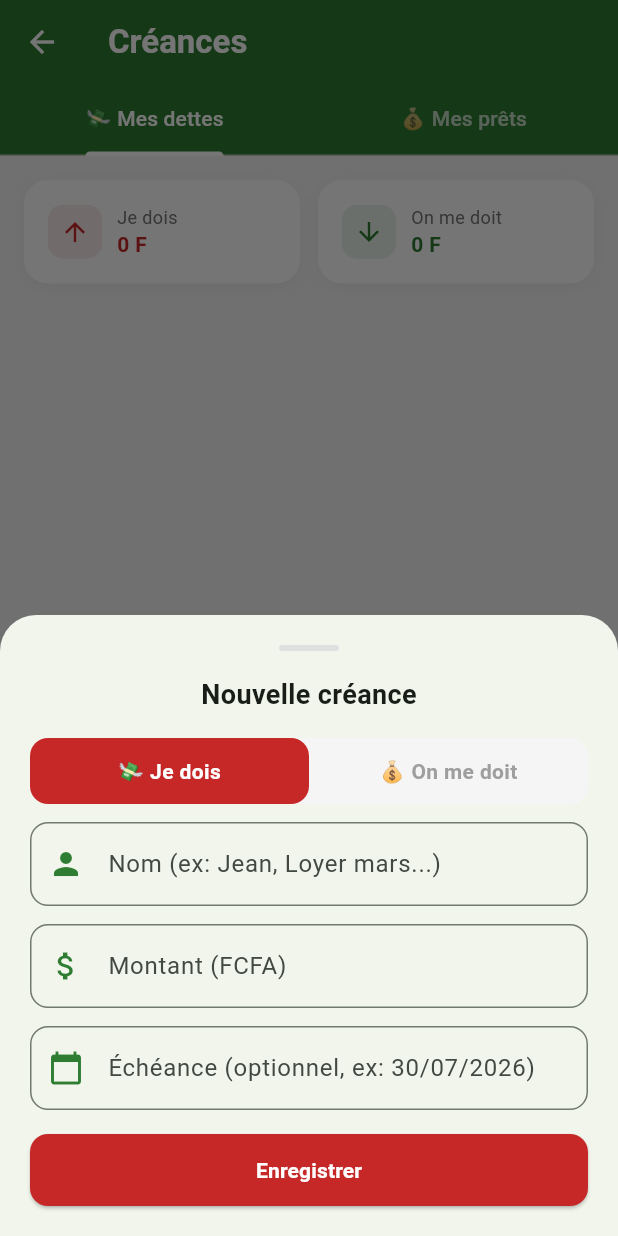
After one commit to tagne-wilfried-Dev/Safe-solde, a Flutter app: the CreancesScreen screen opened directly, after a tap on "Ajouter", on a phone screen of 412 x 824 dp. The commit adds this screen. Run offline on Flutter 3.47's test engine with Material 3 defaults, Android fonts, the phone set to English and light mode, and no system bars; our stand-ins replace fl_chart, shared_preferences; accounts and stored records are empty.

Commit message:
Ajout module créances dettes et prêts

```diff
--- /dev/null
+++ b/lib/screens/creances_screen.dart
@@ -0,0 +1,522 @@
+import 'package:flutter/material.dart';
+import 'package:shared_preferences/shared_preferences.dart';
+import 'dart:convert';
+
+class Creance {
+  final String nom;
+  final double montant;
+  final bool estDette; // true = je dois, false = on me doit
+  final DateTime date;
+  final String? echeance;
+  bool estRegle;
+
+  Creance({
+    required this.nom,
+    required this.montant,
+    required this.estDette,
+    required this.date,
+    this.echeance,
+    this.estRegle = false,
+  });
+
+  Map<String, dynamic> toJson() => {
+    'nom': nom,
+    'montant': montant,
+    'estDette': estDette,
+    'date': date.toIso8601String(),
+    'echeance': echeance,
+    'estRegle': estRegle,
+  };
+
+  factory Creance.fromJson(Map<String, dynamic> json) => Creance(
+    nom: json['nom'],
+    montant: json['montant'],
+    estDette: json['estDette'],
+    date: DateTime.parse(json['date']),
+    echeance: json['echeance'],
+    estRegle: json['estRegle'] ?? false,
+  );
+}
+
+class CreancesScreen extends StatefulWidget {
+  const CreancesScreen({super.key});
+
+  @override
+  State<CreancesScreen> createState() => _CreancesScreenState();
+}
+
+class _CreancesScreenState extends State<CreancesScreen>
+    with SingleTickerProviderStateMixin {
+  List<Creance> creances = [];
+  late TabController _tabController;
+
+  @override
+  void initState() {
+    super.initState();
+    _tabController = TabController(length: 2, vsync: this);
+    _charger();
+  }
+
+  Future<void> _charger() async {
+    final prefs = await SharedPreferences.getInstance();
+    final data = prefs.getString('creances');
+    if (data != null) {
+      final List liste = jsonDecode(data);
+      setState(() {
+        creances = liste.map((e) => Creance.fromJson(e)).toList();
+      });
+    }
+  }
+
+  Future<void> _sauvegarder() async {
+    final prefs = await SharedPreferences.getInstance();
+    await prefs.setString(
+        'creances', jsonEncode(creances.map((c) => c.toJson()).toList()));
+  }
+
+  List<Creance> get dettes => creances.where((c) => c.estDette).toList();
+  List<Creance> get prets => creances.where((c) => !c.estDette).toList();
+
+  double get totalDettes => dettes
+      .where((c) => !c.estRegle)
+      .fold(0, (s, c) => s + c.montant);
+  double get totalPrets => prets
+      .where((c) => !c.estRegle)
+      .fold(0, (s, c) => s + c.montant);
+
+  void _ajouterCreance() {
+    showModalBottomSheet(
+      context: context,
+      isScrollControlled: true,
+      shape: const RoundedRectangleBorder(
+          borderRadius: BorderRadius.vertical(top: Radius.circular(24))),
+      builder: (_) => _FormulaireCreance(
+        onAjouter: (c) {
+          setState(() => creances.add(c));
+          _sauvegarder();
+        },
+      ),
+    );
+  }
+
+  void _toggleRegle(int index) {
+    setState(() => creances[index].estRegle = !creances[index].estRegle);
+    _sauvegarder();
+  }
+
+  void _supprimer(int index) {
+    setState(() => creances.removeAt(index));
+    _sauvegarder();
+  }
+
+  @override
+  Widget build(BuildContext context) {
+    return Scaffold(
+      backgroundColor: const Color(0xFFF5F5F5),
+      appBar: AppBar(
+        title: const Text('Créances',
+            style: TextStyle(fontWeight: FontWeight.bold)),
+        backgroundColor: const Color(0xFF2E7D32),
+        foregroundColor: Colors.white,
+        elevation: 0,
+        bottom: TabBar(
+          controller: _tabController,
+          indicatorColor: Colors.white,
+          labelColor: Colors.white,
+          unselectedLabelColor: Colors.white70,
+          tabs: const [
+            Tab(text: '💸 Mes dettes'),
+            Tab(text: '💰 Mes prêts'),
+          ],
+        ),
+      ),
+      body: Column(
+        children: [
+          // Résumé
+          Padding(
+            padding: const EdgeInsets.all(16),
+            child: Row(
+              children: [
+                Expanded(
+                  child: _carteResume(
+                    'Je dois',
+                    totalDettes,
+                    const Color(0xFFC62828),
+                    Icons.arrow_upward,
+                  ),
+                ),
+                const SizedBox(width: 12),
+                Expanded(
+                  child: _carteResume(
+                    'On me doit',
+                    totalPrets,
+                    const Color(0xFF2E7D32),
+                    Icons.arrow_downward,
+                  ),
+                ),
+              ],
+            ),
+          ),
+          // Liste
+          Expanded(
+            child: TabBarView(
+              controller: _tabController,
+              children: [
+                _liste(dettes, estDette: true),
+                _liste(prets, estDette: false),
+              ],
+            ),
+          ),
+        ],
+      ),
+      floatingActionButton: FloatingActionButton.extended(
+        backgroundColor: const Color(0xFF2E7D32),
+        onPressed: _ajouterCreance,
+        icon: const Icon(Icons.add, color: Colors.white),
+        label: const Text('Ajouter', style: TextStyle(color: Colors.white)),
+      ),
+    );
+  }
+
+  Widget _liste(List<Creance> liste, {required bool estDette}) {
+    if (liste.isEmpty) {
+      return Center(
+        child: Column(
+          mainAxisAlignment: MainAxisAlignment.center,
+          children: [
+            Icon(estDette ? Icons.money_off : Icons.attach_money,
+                size: 64, color: Colors.grey[300]),
+            const SizedBox(height: 12),
+            Text(
+              estDette ? 'Aucune dette enregistrée' : 'Aucun prêt enregistré',
+              style: TextStyle(color: Colors.grey[500]),
+            ),
+          ],
+        ),
+      );
+    }
+
+    return ListView.builder(
+      padding: const EdgeInsets.symmetric(horizontal: 16),
+      itemCount: liste.length,
+      itemBuilder: (_, i) {
+        final c = liste[i];
+        final indexOriginal = creances.indexOf(c);
+        return Dismissible(
+          key: Key('${c.nom}$i'),
+          direction: DismissDirection.endToStart,
+          background: Container(
+            alignment: Alignment.centerRight,
+            padding: const EdgeInsets.only(right: 20),
+            decoration: BoxDecoration(
+              color: Colors.red,
+              borderRadius: BorderRadius.circular(16),
+            ),
+            child: const Icon(Icons.delete, color: Colors.white),
+          ),
+          onDismissed: (_) => _supprimer(indexOriginal),
+          child: Container(
+            margin: const EdgeInsets.only(bottom: 10),
+            padding: const EdgeInsets.all(16),
+            decoration: BoxDecoration(
+              color: c.estRegle ? Colors.grey[100] : Colors.white,
+              borderRadius: BorderRadius.circular(16),
+              boxShadow: [
+                BoxShadow(
+                    color: Colors.black.withOpacity(0.05),
+                    blurRadius: 8,
+                    offset: const Offset(0, 2))
+              ],
+            ),
+            child: Row(
+              children: [
+                GestureDetector(
+                  onTap: () => _toggleRegle(indexOriginal),
+                  child: Container(
+                    width: 28,
+                    height: 28,
+                    decoration: BoxDecoration(
+                      shape: BoxShape.circle,
+                      color: c.estRegle
+                          ? const Color(0xFF2E7D32)
+                          : Colors.transparent,
+                      border: Border.all(
+                        color: c.estRegle
+                            ? const Color(0xFF2E7D32)
+                            : Colors.grey,
+                        width: 2,
+                      ),
+                    ),
+                    child: c.estRegle
+                        ? const Icon(Icons.check,
+                        color: Colors.white, size: 16)
+                        : null,
+                  ),
+                ),
+                const SizedBox(width: 12),
+                Expanded(
+                  child: Column(
+                    crossAxisAlignment: CrossAxisAlignment.start,
+                    children: [
+                      Text(
+                        c.nom,
+                        style: TextStyle(
+                          fontWeight: FontWeight.bold,
+                          fontSize: 15,
+                          decoration: c.estRegle
+                              ? TextDecoration.lineThrough
+                              : null,
+                          color: c.estRegle ? Colors.grey : Colors.black,
+                        ),
+                      ),
+                      const SizedBox(height: 4),
+                      Row(
+                        children: [
+                          Text(
+                            '${c.date.day}/${c.date.month}/${c.date.year}',
+                            style: TextStyle(
+                                color: Colors.grey[500], fontSize: 12),
+                          ),
+                          if (c.echeance != null) ...[
+                            const SizedBox(width: 8),
+                            Container(
+                              padding: const EdgeInsets.symmetric(
+                                  horizontal: 6, vertical: 2),
+                              decoration: BoxDecoration(
+                                color: Colors.orange[50],
+                                borderRadius: BorderRadius.circular(6),
+                              ),
+                              child: Text('Échéance: ${c.echeance}',
+                                  style: const TextStyle(
+                                      color: Colors.orange,
+                                      fontSize: 11)),
+                            ),
+                          ],
+                        ],
+                      ),
+                    ],
+                  ),
+                ),
+                Text(
+                  '${c.montant.toStringAsFixed(0)} F',
+                  style: TextStyle(
+                    fontWeight: FontWeight.bold,
+                    fontSize: 15,
+                    color: c.estRegle
+                        ? Colors.grey
+                        : (estDette
+                        ? const Color(0xFFC62828)
+                        : const Color(0xFF2E7D32)),
+                    decoration:
+                    c.estRegle ? TextDecoration.lineThrough : null,
+                  ),
+                ),
+              ],
+            ),
+          ),
+        );
+      },
+    );
+  }
+
+  Widget _carteResume(
+      String titre, double montant, Color couleur, IconData icone) {
+    return Container(
+      padding: const EdgeInsets.all(16),
+      decoration: BoxDecoration(
+        color: Colors.white,
+        borderRadius: BorderRadius.circular(16),
+        boxShadow: [
+          BoxShadow(
+              color: Colors.black.withOpacity(0.05),
+              blurRadius: 8,
+              offset: const Offset(0, 2))
+        ],
+      ),
+      child: Row(
+        children: [
+          Container(
+            padding: const EdgeInsets.all(8),
+            decoration: BoxDecoration(
+              color: couleur.withOpacity(0.1),
+              borderRadius: BorderRadius.circular(10),
+            ),
+            child: Icon(icone, color: couleur, size: 20),
+          ),
+          const SizedBox(width: 10),
+          Expanded(
+            child: Column(
+              crossAxisAlignment: CrossAxisAlignment.start,
+              children: [
+                Text(titre,
+                    style:
+                    TextStyle(color: Colors.grey[600], fontSize: 12)),
+                Text('${montant.toStringAsFixed(0)} F',
+                    style: TextStyle(
+                        color: couleur,
+                        fontWeight: FontWeight.bold,
+                        fontSize: 14)),
+              ],
+            ),
+          ),
+        ],
+      ),
+    );
+  }
+}
+
+class _FormulaireCreance extends StatefulWidget {
+  final Function(Creance) onAjouter;
+  const _FormulaireCreance({required this.onAjouter});
+
+  @override
+  State<_FormulaireCreance> createState() => _FormulaireCreanceState();
+}
+
+class _FormulaireCreanceState extends State<_FormulaireCreance> {
+  final _nomController = TextEditingController();
+  final _montantController = TextEditingController();
+  final _echeanceController = TextEditingController();
+  bool _estDette = true;
+
+  void _sauvegarder() {
+    if (_nomController.text.isEmpty || _montantController.text.isEmpty) {
+      ScaffoldMessenger.of(context).showSnackBar(
+        const SnackBar(content: Text('Remplis tous les champs !')),
+      );
+      return;
+    }
+    widget.onAjouter(Creance(
+      nom: _nomController.text,
+      montant: double.parse(_montantController.text),
+      estDette: _estDette,
+      date: DateTime.now(),
+      echeance: _echeanceController.text.isEmpty
+          ? null
+          : _echeanceController.text,
+    ));
+    Navigator.pop(context);
+  }
+
+  @override
+  Widget build(BuildContext context) {
+    return Padding(
+      padding: EdgeInsets.only(
+        bottom: MediaQuery.of(context).viewInsets.bottom,
+        left: 20, right: 20, top: 20,
+      ),
+      child: Column(
+        mainAxisSize: MainAxisSize.min,
+        children: [
+          Container(
+            width: 40, height: 4,
+            decoration: BoxDecoration(
+              color: Colors.grey[300],
+              borderRadius: BorderRadius.circular(2),
+            ),
+          ),
+          const SizedBox(height: 16),
+          const Text('Nouvelle créance',
+              style: TextStyle(fontSize: 18, fontWeight: FontWeight.bold)),
+          const SizedBox(height: 16),
+          // Toggle
+          Container(
+            decoration: BoxDecoration(
+              color: Colors.grey[100],
+              borderRadius: BorderRadius.circular(12),
+            ),
+            child: Row(
+              children: [
+                Expanded(
+                  child: GestureDetector(
+                    onTap: () => setState(() => _estDette = true),
+                    child: Container(
+                      padding: const EdgeInsets.symmetric(vertical: 12),
+                      decoration: BoxDecoration(
+                        color: _estDette
+                            ? const Color(0xFFC62828)
+                            : Colors.transparent,
+                        borderRadius: BorderRadius.circular(12),
+                      ),
+                      child: Text('💸 Je dois',
+                          textAlign: TextAlign.center,
+                          style: TextStyle(
+                              color: _estDette ? Colors.white : Colors.grey,
+                              fontWeight: FontWeight.bold)),
+                    ),
+                  ),
+                ),
+                Expanded(
+                  child: GestureDetector(
+                    onTap: () => setState(() => _estDette = false),
+                    child: Container(
+                      padding: const EdgeInsets.symmetric(vertical: 12),
+                      decoration: BoxDecoration(
+                        color: !_estDette
+                            ? const Color(0xFF2E7D32)
+                            : Colors.transparent,
+                        borderRadius: BorderRadius.circular(12),
+                      ),
+                      child: Text('💰 On me doit',
+                          textAlign: TextAlign.center,
+                          style: TextStyle(
+                              color: !_estDette ? Colors.white : Colors.grey,
+                              fontWeight: FontWeight.bold)),
+                    ),
+                  ),
+                ),
+              ],
+            ),
+          ),
+          const SizedBox(height: 12),
+          TextField(
+            controller: _nomController,
+            decoration: InputDecoration(
+              labelText: 'Nom (ex: Jean, Loyer mars...)',
+              prefixIcon: const Icon(Icons.person, color: Color(0xFF2E7D32)),
+              border: OutlineInputBorder(borderRadius: BorderRadius.circular(12)),
+            ),
+          ),
+          const SizedBox(height: 12),
+          TextField(
+            controller: _montantController,
+            keyboardType: TextInputType.number,
+            decoration: InputDecoration(
+              labelText: 'Montant (FCFA)',
+              prefixIcon: const Icon(Icons.attach_money, color: Color(0xFF2E7D32)),
+              border: OutlineInputBorder(borderRadius: BorderRadius.circular(12)),
+            ),
+          ),
+          const SizedBox(height: 12),
+          TextField(
+            controller: _echeanceController,
+            decoration: InputDecoration(
+              labelText: 'Échéance (optionnel, ex: 30/07/2026)',
+              prefixIcon: const Icon(Icons.calendar_today, color: Color(0xFF2E7D32)),
+              border: OutlineInputBorder(borderRadius: BorderRadius.circular(12)),
+            ),
+          ),
+          const SizedBox(height: 16),
+          SizedBox(
+            width: double.infinity,
+            child: ElevatedButton(
+              style: ElevatedButton.styleFrom(
+                backgroundColor: _estDette
+                    ? const Color(0xFFC62828)
+                    : const Color(0xFF2E7D32),
+                foregroundColor: Colors.white,
+                padding: const EdgeInsets.symmetric(vertical: 14),
+                shape: RoundedRectangleBorder(
+                    borderRadius: BorderRadius.circular(12)),
+              ),
+              onPressed: _sauvegarder,
+              child: const Text('Enregistrer',
+                  style: TextStyle(fontWeight: FontWeight.bold)),
+            ),
+          ),
+          const SizedBox(height: 20),
+        ],
+      ),
+    );
+  }
+}
--- a/lib/screens/splash_screen.dart
+++ b/lib/screens/splash_screen.dart
@@ -35,6 +35,8 @@ class _SplashScreenState extends State<SplashScreen> {
       return;
     }
     final prefs = await SharedPreferences.getInstance();
+    await prefs.remove('transactions');
+    await prefs.remove('creances');
     await prefs.setString('profil', _profilSelectionne!);
     await prefs.setString('nom', _nomController.text.trim());
 
--- a/pubspec.yaml
+++ b/pubspec.yaml
@@ -23,9 +23,9 @@ dev_dependencies:
 flutter_launcher_icons:
   android: true
   ios: false
-  image_path: "assets/logo.png"
+  image_path: "assets/logo1.png"
 
 flutter:
   uses-material-design: true
   assets:
-    - assets/logo.png
+    - assets/logo1.png
```
Also changed, not shown: lib/screens/dashboard_screen.dart (+22 -0 lines), assets/logo1.png (added), assets/logo2.png (added), assets/logo3.png (added), 8 other files.
